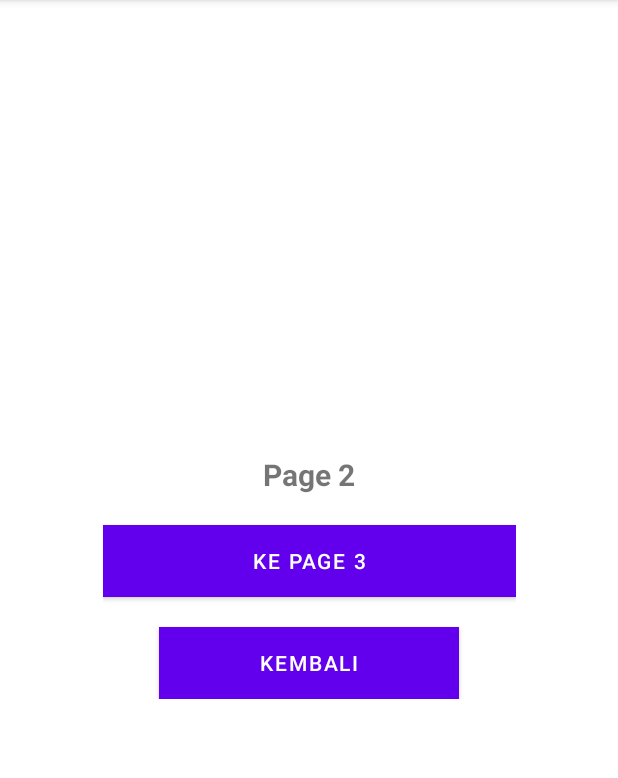
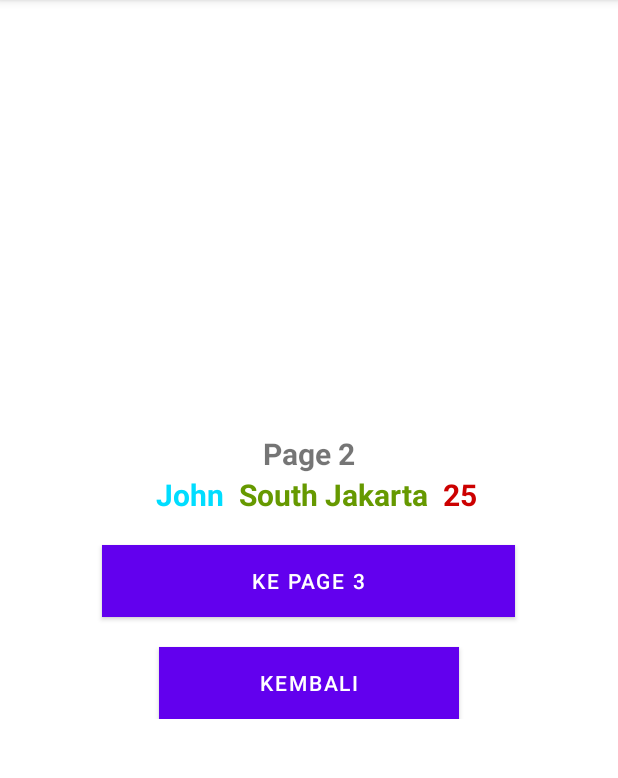
Before and after one commit to BeeSofLabs/demo-jetpack, an Android app: the CustomerSecondFragment screen opened through its navigation route, after a tap on "KE PAGE 2", on a phone screen of 412 x 824 dp, the part 84-862 px from its top. Run offline under Robolectric (Android 15) with nearby library versions, the phone set to English and light mode, and no system bars; our stand-ins replace navigation-ui; 2 other taps on this screen came first.

```diff
--- a/app/build.gradle
+++ b/app/build.gradle
@@ -1,6 +1,8 @@
 plugins {
     id 'com.android.application'
     id 'kotlin-android'
+    id 'kotlin-android-extensions'
+    id 'androidx.navigation.safeargs.kotlin'
 }
 
 android {
@@ -45,6 +47,7 @@ dependencies {
     // Jetpack navigation
     implementation "androidx.navigation:navigation-fragment-ktx:$nav_version"
     implementation "androidx.navigation:navigation-ui-ktx:$nav_version"
+
     implementation "androidx.legacy:legacy-support-v4:1.0.0"
 
     testImplementation 'junit:junit:4.+'
--- /dev/null
+++ b/app/src/main/java/app/beelabs/com/demojetpack/session1/model/User.kt
@@ -0,0 +1,11 @@
+package app.beelabs.com.demojetpack.session1.model
+
+import android.os.Parcelable
+import kotlinx.android.parcel.Parcelize
+
+@Parcelize
+data class User(
+    val name: String,
+    val address: String,
+    val age: Int
+) : Parcelable
--- a/app/src/main/java/app/beelabs/com/demojetpack/session1/nav/PageFirstFragment.kt
+++ b/app/src/main/java/app/beelabs/com/demojetpack/session1/nav/PageFirstFragment.kt
@@ -1,18 +1,17 @@
 package app.beelabs.com.demojetpack.session1.nav
 
 import android.os.Bundle
-import androidx.fragment.app.Fragment
 import android.view.LayoutInflater
 import android.view.View
 import android.view.ViewGroup
 import android.widget.Button
-import android.widget.Toast
-import androidx.core.net.toUri
-import androidx.navigation.Navigation
+import androidx.fragment.app.Fragment
+import androidx.navigation.Navigation.findNavController
 import androidx.navigation.fragment.findNavController
 import app.beelabs.com.demojetpack.R
+import app.beelabs.com.demojetpack.session1.model.User
 
-class  PageFirstFragment : Fragment() {
+class PageFirstFragment : Fragment() {
 
     override fun onCreateView(
         inflater: LayoutInflater, container: ViewGroup?,
@@ -23,7 +22,10 @@ class  PageFirstFragment : Fragment() {
         val btnCustomer = rootView.findViewById<Button>(R.id.btn_customer)
 
         btnPage.setOnClickListener {
-            findNavController().navigate(R.id.action_pageFirstFragment_to_pageSecondFragment)
+            val user = User("John", "South Jakarta", 25)
+            val action =
+                PageFirstFragmentDirections.actionPageFirstFragmentToPageSecondFragment(user)
+            findNavController(it).navigate(action)
         }
 
         btnCustomer.setOnClickListener {
--- a/app/src/main/java/app/beelabs/com/demojetpack/session1/nav/PageSecondFragment.kt
+++ b/app/src/main/java/app/beelabs/com/demojetpack/session1/nav/PageSecondFragment.kt
@@ -5,11 +5,14 @@ import android.view.LayoutInflater
 import android.view.View
 import android.view.ViewGroup
 import android.widget.Button
+import android.widget.TextView
 import androidx.fragment.app.Fragment
 import androidx.navigation.fragment.findNavController
+import androidx.navigation.fragment.navArgs
 import app.beelabs.com.demojetpack.R
 
 class PageSecondFragment : Fragment() {
+    private val args: PageSecondFragmentArgs by navArgs()
 
     override fun onCreateView(
         inflater: LayoutInflater, container: ViewGroup?,
@@ -17,10 +20,24 @@ class PageSecondFragment : Fragment() {
     ): View? {
         val rootView = inflater.inflate(R.layout.fragment_page_second, container, false)
 
+        val nameLabel = rootView.findViewById<TextView>(R.id.user_name)
+        val addressLabel = rootView.findViewById<TextView>(R.id.user_address)
+        val ageLabel = rootView.findViewById<TextView>(R.id.user_age)
         val btnPage = rootView.findViewById<Button>(R.id.btn_page)
         val btnBack = rootView.findViewById<Button>(R.id.btn_back)
 
+        val user = args.user
+        user.apply {
+            nameLabel.text = name
+            addressLabel.text = address
+            ageLabel.text = age.toString()
+        }
+
+
+
+
         btnPage.setOnClickListener {
+
             findNavController().navigate(R.id.action_pageSecondFragment_to_pageThirdFragment)
         }
         btnBack.setOnClickListener {
@@ -30,11 +47,11 @@ class PageSecondFragment : Fragment() {
         return rootView
     }
 
-    override fun onViewCreated(view: View, savedInstanceState: Bundle?) {
-
-        val navController = findNavController()
-        navController.previousBackStackEntry?.
-        savedStateHandle?.
-        set("custom_key", "Hello , im back")
-    }
+//    override fun onViewCreated(view: View, savedInstanceState: Bundle?) {
+//
+//        val navController = findNavController()
+//        navController.previousBackStackEntry?.
+//        savedStateHandle?.
+//        set("custom_key", "Hello , im back")
+//    }
 }
--- a/app/src/main/java/app/beelabs/com/demojetpack/session1/nav/customer/CustomerFirstFragment.kt
+++ b/app/src/main/java/app/beelabs/com/demojetpack/session1/nav/customer/CustomerFirstFragment.kt
@@ -27,11 +27,11 @@ class CustomerFirstFragment : Fragment() {
         return rootView
     }
 
-    override fun onViewCreated(view: View, savedInstanceState: Bundle?) {
-        val navController = findNavController()
-        navController.currentBackStackEntry?.savedStateHandle?.getLiveData<String>("custom_key")?.observe(
-            viewLifecycleOwner) { result ->
-            Toast.makeText(activity, result, Toast.LENGTH_LONG).show()
-        }
-    }
+//    override fun onViewCreated(view: View, savedInstanceState: Bundle?) {
+//        val navController = findNavController()
+//        navController.currentBackStackEntry?.savedStateHandle?.getLiveData<String>("custom_key")?.observe(
+//            viewLifecycleOwner) { result ->
+//            Toast.makeText(activity, result, Toast.LENGTH_LONG).show()
+//        }
+//    }
 }
--- a/app/src/main/java/app/beelabs/com/demojetpack/session1/nav/customer/CustomerSecondFragment.kt
+++ b/app/src/main/java/app/beelabs/com/demojetpack/session1/nav/customer/CustomerSecondFragment.kt
@@ -30,9 +30,9 @@ class CustomerSecondFragment : Fragment() {
         return rootView
     }
 
-    override fun onViewCreated(view: View, savedInstanceState: Bundle?) {
-
-        val navController = findNavController()
-        navController.previousBackStackEntry?.savedStateHandle?.set("custom_key", "Hello , im back")
-    }
+//    override fun onViewCreated(view: View, savedInstanceState: Bundle?) {
+//
+//        val navController = findNavController()
+//        navController.previousBackStackEntry?.savedStateHandle?.set("custom_key", "Hello , im back")
+//    }
 }
--- a/app/src/main/res/layout/fragment_page_second.xml
+++ b/app/src/main/res/layout/fragment_page_second.xml
@@ -20,13 +20,57 @@
             android:textSize="20sp"
             android:textStyle="bold" />
 
+
+        <LinearLayout
+            android:id="@+id/userLayout"
+            android:layout_width="match_parent"
+            android:layout_height="wrap_content"
+            android:layout_below="@id/page_label"
+            android:orientation="horizontal"
+            android:gravity="center_horizontal">
+
+            <TextView
+                android:id="@+id/user_name"
+                android:layout_width="wrap_content"
+                android:layout_height="wrap_content"
+                android:layout_centerHorizontal="true"
+                android:text="Page 2"
+                android:textSize="20sp"
+                android:layout_marginStart="10dp"
+                android:textColor="@android:color/holo_blue_bright"
+                android:textStyle="bold" />
+            <TextView
+                android:id="@+id/user_address"
+                android:layout_width="wrap_content"
+                android:layout_height="wrap_content"
+                android:layout_centerHorizontal="true"
+                android:layout_marginStart="10dp"
+                android:textColor="@android:color/holo_green_dark"
+                android:text="Page 2"
+                android:textSize="20sp"
+                android:textStyle="bold" />
+
+            <TextView
+                android:id="@+id/user_age"
+                android:layout_width="wrap_content"
+                android:layout_height="wrap_content"
+                android:layout_marginStart="10dp"
+                android:layout_centerHorizontal="true"
+                android:text="Page 2"
+                android:textSize="20sp"
+                android:textColor="@android:color/holo_red_dark"
+                android:textStyle="bold" />
+        </LinearLayout>
+
+
         <Button
             android:id="@+id/btn_page"
             android:layout_width="wrap_content"
             android:layout_height="wrap_content"
             android:layout_marginTop="20dp"
             android:paddingHorizontal="100dp"
-            android:layout_below="@+id/page_label"
+            android:layout_below="@+id/userLayout"
+            android:layout_centerHorizontal="true"
             android:background="@color/black"
             android:text="Ke page 3"
             android:textColor="@color/white" />
--- a/app/src/main/res/navigation/nav_graph_page.xml
+++ b/app/src/main/res/navigation/nav_graph_page.xml
@@ -13,11 +13,8 @@
 
         <action
             android:id="@+id/action_pageFirstFragment_to_pageSecondFragment"
-            app:destination="@id/pageSecondFragment"
-            app:enterAnim="@anim/slide_in_left"
-            app:exitAnim="@anim/slide_out_right"
-            app:popEnterAnim="@anim/slide_out_right"
-            app:popExitAnim="@anim/slide_in_left" />
+            app:destination="@id/pageSecondFragment" />
+
         <action
             android:id="@+id/action_pageFirstFragment_to_customerFirstFragment"
             app:destination="@id/nav_graph_customer" />
@@ -30,6 +27,9 @@
         <action
             android:id="@+id/action_pageSecondFragment_to_pageThirdFragment"
             app:destination="@id/pageThirdFragment" />
+        <argument
+            android:name="user"
+            app:argType="app.beelabs.com.demojetpack.session1.model.User" />
     </fragment>
     <fragment
         android:id="@+id/pageThirdFragment"
--- a/build.gradle
+++ b/build.gradle
@@ -6,8 +6,10 @@ buildscript {
         mavenCentral()
     }
     dependencies {
+        def nav_version = "2.3.0"
         classpath "com.android.tools.build:gradle:4.2.2"
         classpath "org.jetbrains.kotlin:kotlin-gradle-plugin:$kotlin_version"
+        classpath "androidx.navigation:navigation-safe-args-gradle-plugin:$nav_version"
 
         // NOTE: Do not place your application dependencies here; they belong
         // in the individual module build.gradle files
```
